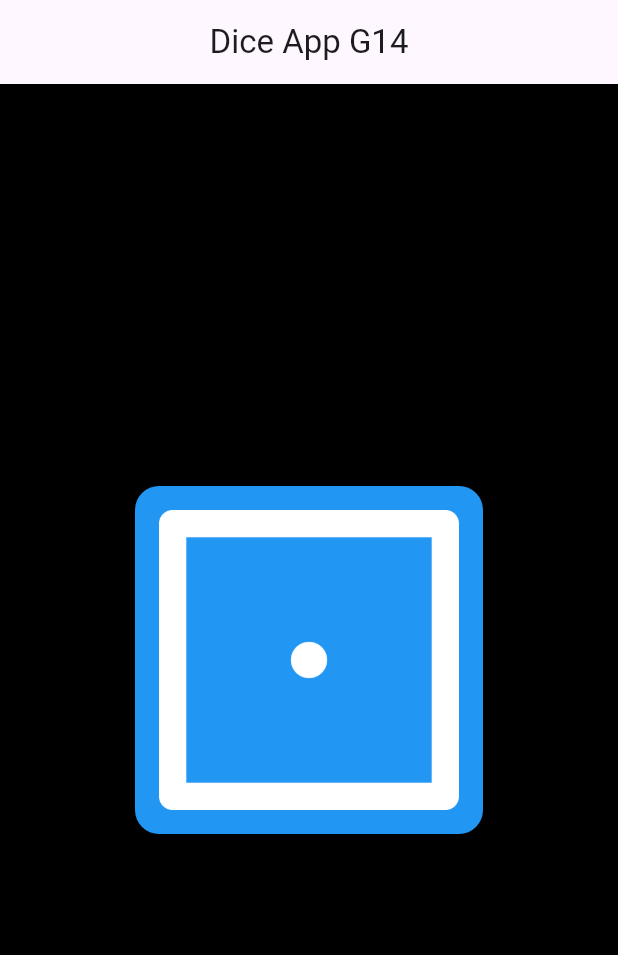
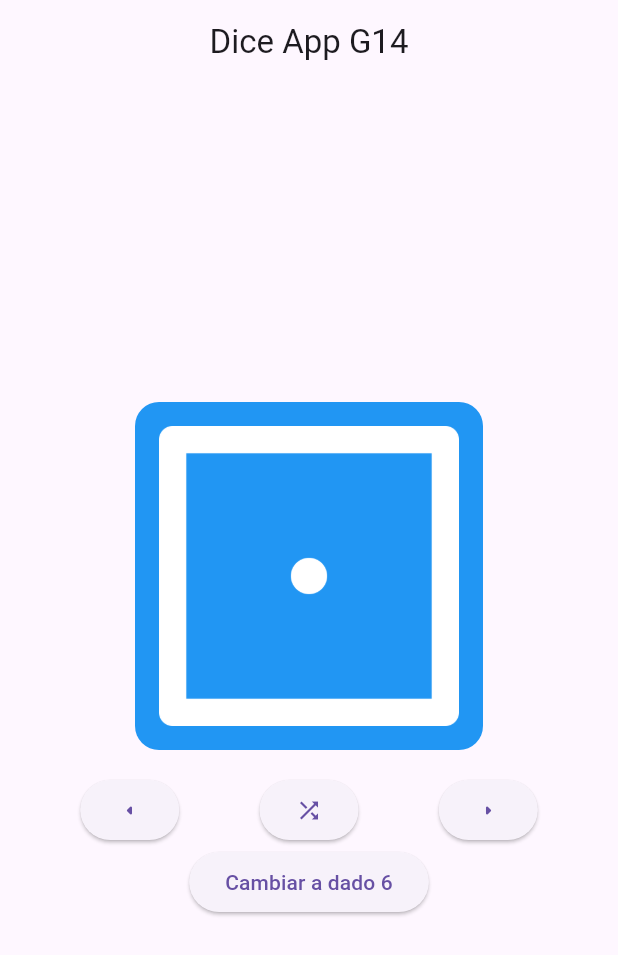
Before and after one commit to fr4nsgallegos/diceAppG14, a Flutter app: the screen it shows after launch, on a phone screen of 412 x 824 dp. Shown: the top 955 px of the screen. Run offline on Flutter 3.47's test engine with Material 3 defaults, Android fonts, the phone set to English and light mode, and no system bars.

Commit message:
aumentado y disminuyendo dados

```diff
--- a/lib/pages/home_page.dart
+++ b/lib/pages/home_page.dart
@@ -1,12 +1,34 @@
 import 'package:flutter/material.dart';
 
-class HomePage extends StatelessWidget {
-  const HomePage({super.key});
+class HomePage extends StatefulWidget {
+  @override
+  State<HomePage> createState() => _HomePageState();
+}
+
+class _HomePageState extends State<HomePage> {
+  int nDado = 1;
+
+  void aumentarDato() {
+    if (nDado == 6) {
+      nDado = 1;
+    } else {
+      nDado += 1;
+    }
+    setState(() {});
+  }
+
+  void restarDado() {
+    if (nDado == 1) {
+      nDado = 6;
+    } else {
+      nDado -= 1;
+    }
+    setState(() {});
+  }
 
   @override
   Widget build(BuildContext context) {
     return Scaffold(
-      backgroundColor: Colors.black,
       appBar: AppBar(title: Text("Dice App G14"), centerTitle: true),
       body: Center(
         child: Column(
@@ -31,10 +53,37 @@ class HomePage extends StatelessWidget {
                 //     .circle, //convierte el container en un circulo perfecto
               ),
               child: Image.asset(
-                "assets/images/dice1.png",
+                "assets/images/dice$nDado.png",
                 height: 200,
                 width: 200,
               ),
+            ),
+            SizedBox(height: 16),
+            Row(
+              mainAxisAlignment: MainAxisAlignment.spaceEvenly,
+
+              children: [
+                ElevatedButton(
+                  onPressed: () {
+                    restarDado();
+                  },
+                  child: Icon(Icons.arrow_left_rounded),
+                ),
+                ElevatedButton(onPressed: () {}, child: Icon(Icons.shuffle)),
+                ElevatedButton(
+                  onPressed: () {
+                    aumentarDato();
+                  },
+                  child: Icon(Icons.arrow_right_rounded),
+                ),
+              ],
+            ),
+            ElevatedButton(
+              onPressed: () {
+                nDado = 6;
+                setState(() {});
+              },
+              child: Text("Cambiar a dado 6"),
             ),
           ],
         ),
```
